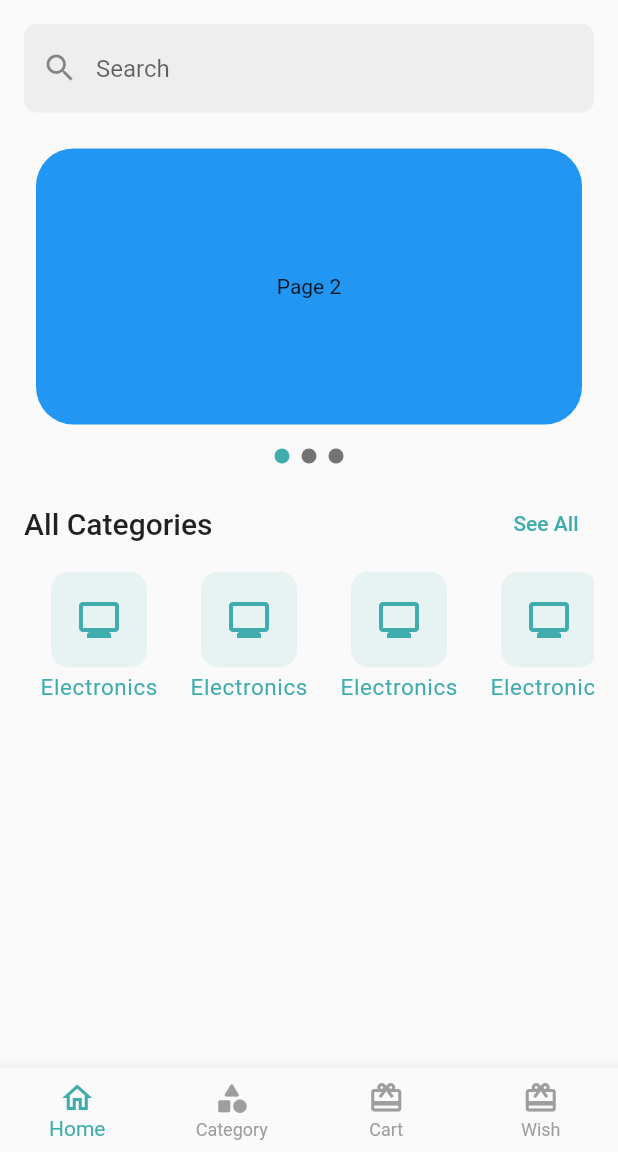
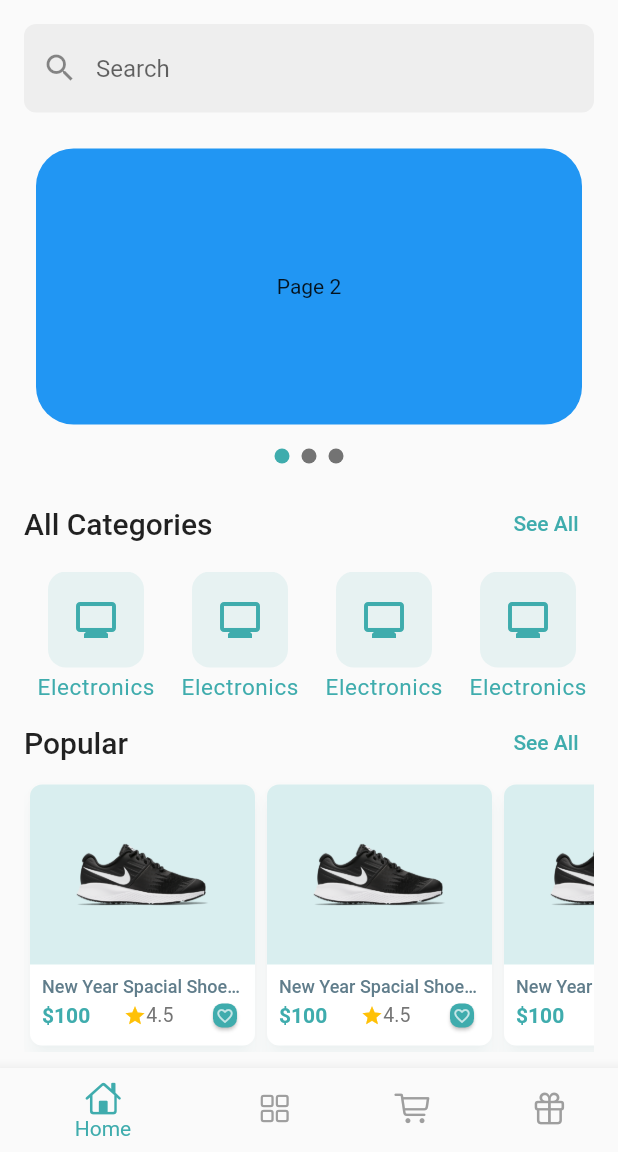
Before and after one commit to mostafejur21/ecommerce, a Flutter app: the screen it shows after launch, on a phone screen of 412 x 824 dp, the part 84-1236 px from its top. Run offline on Flutter 3.47's test engine with Material 2 defaults, Android fonts, the phone set to English and light mode, and no system bars; our stand-ins replace device_preview, flutter_svg, get.

Commit message:
home screen products card has been added

```diff
--- a/lib/application/apps.dart
+++ b/lib/application/apps.dart
@@ -1,3 +1,4 @@
+import 'package:device_preview/device_preview.dart';
 import 'package:ecommerce/presentation/ui/screen/splash_screen.dart';
 import 'package:ecommerce/presentation/ui/utils/app_color.dart';
 import 'package:flutter/material.dart';
@@ -9,6 +10,12 @@ class CraftyBay extends StatelessWidget {
   @override
   Widget build(BuildContext context) {
     return GetMaterialApp(
+      useInheritedMediaQuery: true,
+      //for devices preview
+      locale: DevicePreview.locale(context),
+      ////for devices preview
+      builder: DevicePreview.appBuilder,
+      //for devices preview
       debugShowCheckedModeBanner: false,
       home: const SplashScreen(),
       theme: ThemeData(
@@ -34,7 +41,9 @@ class CraftyBay extends StatelessWidget {
           color: Colors.white,
           elevation: 0,
           titleTextStyle: TextStyle(color: Colors.black, fontSize: 24),
-              iconTheme: IconThemeData(color: Colors.black))),
+          iconTheme: IconThemeData(color: Colors.black),
+        ),
+      ),
     );
   }
 }
--- a/lib/presentation/ui/screen/bottom_nav_screen.dart
+++ b/lib/presentation/ui/screen/bottom_nav_screen.dart
@@ -2,6 +2,7 @@ import 'package:ecommerce/presentation/ui/screen/cart_screen.dart';
 import 'package:ecommerce/presentation/ui/screen/categories_screen.dart';
 import 'package:ecommerce/presentation/ui/screen/home_screen.dart';
 import 'package:ecommerce/presentation/ui/utils/app_color.dart';
+import 'package:flutter/cupertino.dart';
 import 'package:flutter/material.dart';
 
 import 'wish_list_screen.dart';
@@ -31,7 +32,7 @@ class _BottomNavBarScreenState extends State<BottomNavBarScreen> {
         unselectedItemColor: Colors.grey,
         selectedItemColor: AppColor.primaryColor,
         showSelectedLabels: true,
-        type: BottomNavigationBarType.fixed,
+        type: BottomNavigationBarType.shifting,
         onTap: (int index) {
           selectedIndex = index;
           if (mounted) {
@@ -40,13 +41,13 @@ class _BottomNavBarScreenState extends State<BottomNavBarScreen> {
         },
         items: const [
           BottomNavigationBarItem(
-              icon: Icon(Icons.home_outlined), label: "Home"),
+              icon: Icon(CupertinoIcons.home), label: "Home", tooltip: "Home"),
           BottomNavigationBarItem(
-              icon: Icon(Icons.category_rounded), label: "Category"),
+              icon: Icon(CupertinoIcons.square_grid_2x2), label: "Category"),
           BottomNavigationBarItem(
-              icon: Icon(Icons.card_giftcard_outlined), label: "Cart"),
+              icon: Icon(CupertinoIcons.shopping_cart), label: "Cart"),
           BottomNavigationBarItem(
-              icon: Icon(Icons.wallet_giftcard_outlined), label: "Wish"),
+              icon: Icon(CupertinoIcons.gift), label: "Wish"),
         ],
       ),
     );
--- a/lib/presentation/ui/screen/home_screen.dart
+++ b/lib/presentation/ui/screen/home_screen.dart
@@ -1,9 +1,11 @@
 import 'package:ecommerce/presentation/ui/screen/categories_screen.dart';
+import 'package:ecommerce/presentation/ui/screen/popular_item_screen.dart';
 import 'package:ecommerce/presentation/ui/utils/images_utils.dart';
 import 'package:ecommerce/presentation/ui/widgets/app_bar_icons.dart';
 import 'package:ecommerce/presentation/ui/widgets/categories_card.dart';
 import 'package:ecommerce/presentation/ui/widgets/home_screen_widgets/home_carousel_slider.dart';
 import 'package:ecommerce/presentation/ui/widgets/home_screen_widgets/home_screen_search_bar.dart';
+import 'package:ecommerce/presentation/ui/widgets/products_card.dart';
 import 'package:ecommerce/presentation/ui/widgets/title_header_and_see_all_button.dart';
 import 'package:flutter/material.dart';
 import 'package:flutter_svg/flutter_svg.dart';
@@ -75,12 +77,60 @@ class _HomeScreenState extends State<HomeScreen> {
               SizedBox(
                 height: 90,
                 child: ListView.builder(
-                    itemCount: 10,
-                    scrollDirection: Axis.horizontal,
-                    itemBuilder: (context, int index) {
-                      return const CategoriesCard();
-                    }),
-              )
+                  itemCount: 10,
+                  scrollDirection: Axis.horizontal,
+                  itemBuilder: (context, int index) {
+                    return const CategoriesCard();
+                  },
+                ),
+              ),
+              TitleHeaderAndSeeAllButton(
+                title: "Popular",
+                onTap: () {
+                  Get.to(
+                    const PopularItemScreen(),
+                  );
+                },
+              ),
+              SizedBox(
+                height: 182,
+                child: ListView.builder(
+                  scrollDirection: Axis.horizontal,
+                  itemCount: 12,
+                  itemBuilder: (context, index) {
+                    return const ProductsCard();
+                  },
+                ),
+              ),
+              TitleHeaderAndSeeAllButton(
+                title: "Spacial",
+                onTap: () {},
+              ),
+              SizedBox(
+                height: 182,
+                child: ListView.builder(
+                  addAutomaticKeepAlives: true,
+                  scrollDirection: Axis.horizontal,
+                  itemCount: 12,
+                  itemBuilder: (context, index) {
+                    return const ProductsCard();
+                  },
+                ),
+              ),
+              TitleHeaderAndSeeAllButton(
+                title: "New",
+                onTap: () {},
+              ),
+              SizedBox(
+                height: 182,
+                child: ListView.builder(
+                  scrollDirection: Axis.horizontal,
+                  itemCount: 12,
+                  itemBuilder: (context, index) {
+                    return const ProductsCard();
+                  },
+                ),
+              ),
             ],
           ),
         ),
--- a/lib/presentation/ui/utils/images_utils.dart
+++ b/lib/presentation/ui/utils/images_utils.dart
@@ -2,5 +2,6 @@ class ImagesUtils{
   static const craftyBayLogoSVG = 'assets/images/logo.svg';
   static const craftyBayLogoPng = 'assets/images/logo.png';
   static const craftyBayNavBarLogoSVG = 'assets/images/logo_nav.svg';
+  static const shoePng = 'assets/images/shoe.png';
 
 }
--- a/lib/presentation/ui/widgets/categories_card.dart
+++ b/lib/presentation/ui/widgets/categories_card.dart
@@ -11,7 +11,7 @@ class CategoriesCard extends StatelessWidget {
       child: Column(
         children: [
           Container(
-            margin: const EdgeInsets.symmetric(horizontal: 10),
+            margin: const EdgeInsets.symmetric(horizontal: 8),
             padding: const EdgeInsets.all(16),
             decoration: BoxDecoration(
               color: AppColor.primaryColor.withOpacity(0.1),
@@ -29,6 +29,7 @@ class CategoriesCard extends StatelessWidget {
           const Text(
             "Electronics",
             style: TextStyle(
+              overflow: TextOverflow.ellipsis,
                 fontSize: 15, color: AppColor.primaryColor, letterSpacing: 0.4),
           ),
         ],
--- /dev/null
+++ b/lib/presentation/ui/widgets/products_card.dart
@@ -0,0 +1,96 @@
+import 'package:ecommerce/presentation/ui/utils/app_color.dart';
+import 'package:ecommerce/presentation/ui/utils/images_utils.dart';
+import 'package:flutter/material.dart';
+
+class ProductsCard extends StatelessWidget {
+  const ProductsCard({
+    super.key,
+  });
+
+  @override
+  Widget build(BuildContext context) {
+    return Card(
+      elevation: 5,
+      shadowColor: AppColor.primaryColor.withOpacity(0.1),
+      shape: RoundedRectangleBorder(
+        borderRadius: BorderRadius.circular(8),
+      ),
+      child: SizedBox(
+        width: 150,
+        child: Column(
+          children: [
+            Container(
+              height: 120,
+              decoration: BoxDecoration(
+                  borderRadius: const BorderRadius.only(
+                      topLeft: Radius.circular(8),
+                      topRight: Radius.circular(8)),
+                  color: AppColor.primaryColor.withOpacity(0.2),
+                  image: const DecorationImage(
+                      image: AssetImage(ImagesUtils.shoePng),),),
+            ),
+            Padding(
+              padding: const EdgeInsets.all(8.0),
+              child: Column(
+                children: [
+                  const Text(
+                    "New Year Spacial Shoe 30",
+                    maxLines: 1,
+                    style: TextStyle(
+                        overflow: TextOverflow.ellipsis,
+                        fontSize: 12,
+                        fontWeight: FontWeight.w500,
+                        color: Colors.blueGrey),
+                  ),
+                  Row(
+                    mainAxisAlignment: MainAxisAlignment.spaceBetween,
+                    children: [
+                      const Text(
+                        "\$100",
+                        style: TextStyle(
+                            color: AppColor.primaryColor,
+                            fontSize: 14,
+                            fontWeight: FontWeight.bold),
+                      ),
+                      Wrap(
+                        crossAxisAlignment: WrapCrossAlignment.center,
+                        children: [
+                          const Icon(
+                            Icons.star,
+                            size: 15,
+                            color: Colors.amber,
+                          ),
+                          Text(
+                            "4.5",
+                            style: TextStyle(
+                              overflow: TextOverflow.ellipsis,
+                              fontSize: 13,
+                              color: Colors.grey.shade600,
+                            ),
+                          ),
+                        ],
+                      ),
+                      Card(
+                        shape: RoundedRectangleBorder(
+                            borderRadius: BorderRadius.circular(6)),
+                        color: AppColor.primaryColor,
+                        child: const Padding(
+                          padding: EdgeInsets.all(2.0),
+                          child: Icon(
+                            Icons.favorite_border,
+                            size: 12,
+                            color: Colors.white70,
+                          ),
+                        ),
+                      )
+                    ],
+                  )
+                ],
+              ),
+            )
+          ],
+        ),
+      ),
+    );
+  }
+}
--- a/pubspec.yaml
+++ b/pubspec.yaml
@@ -15,6 +15,7 @@ dependencies:
   cupertino_icons: ^1.0.2
   flutter_svg: ^2.0.0
   get: ^4.6.5
+  device_preview: ^1.1.0
 
 dev_dependencies:
   flutter_test:
```
Also changed, not shown: lib/main.dart (+6 -1 lines), lib/presentation/ui/screen/categories_screen.dart (+17 -5 lines), lib/presentation/ui/screen/popular_item_screen.dart (added, +35 -0 lines), lib/presentation/ui/widgets/custom_app_bar.dart (added, +14 -0 lines), assets/images/shoe.png (added), pubspec.lock. Lines whose indentation alone changed are shown as unchanged.
